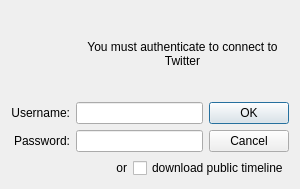
Qt form qtwitter-app/ui/authdialog.ui (ayoy/qtwitter) before a commit.
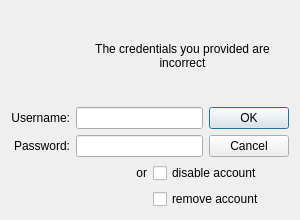
The same form after that commit. Icons and pictures are not drawn.

Commit message: Images hash substituted with QCache. Attempt to get rid of TwitterAPI class and leave the XmlDownload class as the main responsible for connecting to Twitter. Added support for changing username/password in auth dialog and writing it to settings. Auth dialog's features like "disable account" and "remove account" to be implemented.

Diff of the .ui file:
```diff
--- a/qtwitter-app/ui/authdialog.ui
+++ b/qtwitter-app/ui/authdialog.ui
@@ -7,7 +7,7 @@
     <x>0</x>
     <y>0</y>
     <width>300</width>
-    <height>189</height>
+    <height>220</height>
    </rect>
   </property>
   <property name="sizePolicy">
@@ -19,13 +19,13 @@
   <property name="minimumSize">
    <size>
     <width>300</width>
-    <height>189</height>
+    <height>220</height>
    </size>
   </property>
   <property name="maximumSize">
    <size>
     <width>400</width>
-    <height>189</height>
+    <height>220</height>
    </size>
   </property>
   <property name="windowTitle">
@@ -62,7 +62,7 @@
         </sizepolicy>
        </property>
        <property name="text">
-        <string>You must authenticate to connect to Twitter</string>
+        <string>The credentials you provided are incorrect</string>
        </property>
        <property name="alignment">
         <set>Qt::AlignCenter</set>
@@ -131,8 +131,8 @@
     </layout>
    </item>
    <item>
-    <layout class="QHBoxLayout" name="horizontalLayout">
-     <item>
+    <layout class="QGridLayout" name="gridLayout_2">
+     <item row="0" column="0">
       <widget class="QLabel" name="label_2">
        <property name="text">
         <string>or</string>
@@ -142,11 +142,24 @@
        </property>
       </widget>
      </item>
-     <item>
+     <item row="0" column="1">
       <widget class="QCheckBox" name="publicBox">
        <property name="text">
-        <string>download public timeline</string>
+        <string>disable account</string>
        </property>
+       <attribute name="buttonGroup">
+        <string>buttonGroup</string>
+       </attribute>
+      </widget>
+     </item>
+     <item row="1" column="1">
+      <widget class="QCheckBox" name="publicBox_2">
+       <property name="text">
+        <string>remove account</string>
+       </property>
+       <attribute name="buttonGroup">
+        <string>buttonGroup</string>
+       </attribute>
       </widget>
      </item>
     </layout>
```
Left out of the diff: 3 changed lines with no effect on the pictures. The commit also changes 13 other files.
